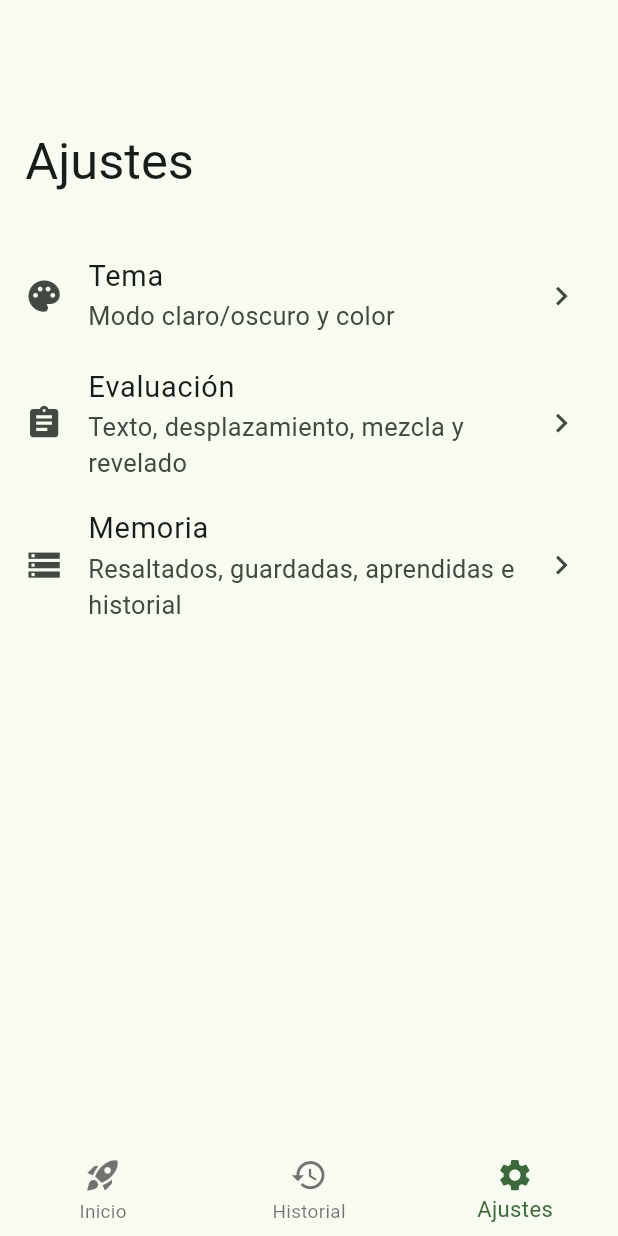
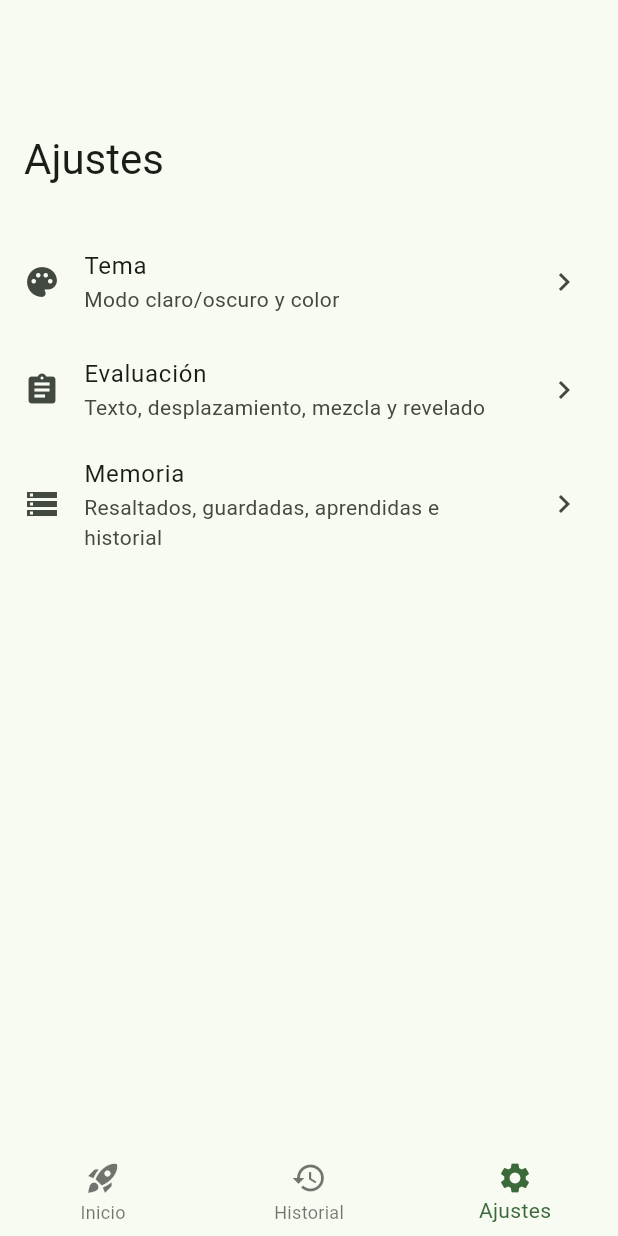
Before and after one commit to cybergaala/evaluator, a Flutter app: the screen it shows after launch, swiped to page 3, on a phone screen of 412 x 824 dp. Run offline on Flutter 3.47's test engine with Material 3 defaults, Android fonts, the phone set to English and light mode, and no system bars; our stand-ins replace easy_refresh, get, shared_preferences, sqflite; accounts and stored records are empty.

Commit message:
revert(app): use the native screen size instead of scaling the UI
This reverts commit 980ed13.

```diff
--- a/lib/main.dart
+++ b/lib/main.dart
@@ -5,10 +5,6 @@ import 'package:get/get.dart';
 import 'injection.dart';
 import 'presentation/controllers/theme_controller.dart';
 import 'presentation/pages/home.dart';
-
-// The emulator the UI was designed on: 1080 px at 440 dpi, font size 115%.
-const _designWidth = 1080 / 2.75;
-const _designText = TextScaler.linear(1.15);
 
 Future<void> main() async {
   WidgetsFlutterBinding.ensureInitialized();
@@ -41,8 +37,7 @@ class App extends StatelessWidget {
         home: const HomePage(),
         // A region at the bottom of every route: Flutter takes the gesture bar
         // style from it, otherwise the AppBar's style leaves it opaque.
-        builder: (context, child) => _DesignScale(
-          child: AnnotatedRegion<SystemUiOverlayStyle>(
+        builder: (context, child) => AnnotatedRegion<SystemUiOverlayStyle>(
           value: SystemUiOverlayStyle(
             systemNavigationBarColor: Colors.transparent,
             systemNavigationBarContrastEnforced: false,
@@ -53,43 +48,7 @@ class App extends StatelessWidget {
           ),
           child: child!,
         ),
-        ),
       );
     });
   }
 }
-
-/// Scales the whole UI (pages, dialogs, sheets) to the design screen, so it
-/// keeps the same proportions on any device. The phone's font size is ignored.
-// ponytail: one global scale, no per-widget .w/.sp (no screenutil).
-class _DesignScale extends StatelessWidget {
-  final Widget child;
-
-  const _DesignScale({required this.child});
-
-  @override
-  Widget build(BuildContext context) {
-    final mq = MediaQuery.of(context);
-    // shortestSide, so landscape doesn't blow the UI up.
-    final s = mq.size.shortestSide / _designWidth;
-    final size = mq.size / s;
-    // FittedBox scales painting and hit testing together.
-    return FittedBox(
-      child: SizedBox.fromSize(
-        size: size,
-        child: MediaQuery(
-          data: mq.copyWith(
-            size: size,
-            devicePixelRatio: mq.devicePixelRatio * s,
-            padding: mq.padding / s,
-            viewPadding: mq.viewPadding / s,
-            viewInsets: mq.viewInsets / s, // keyboard
-            systemGestureInsets: mq.systemGestureInsets / s,
-            textScaler: _designText,
-          ),
-          child: child,
-        ),
-      ),
-    );
-  }
-}
```
Lines whose indentation alone changed are shown as unchanged.
